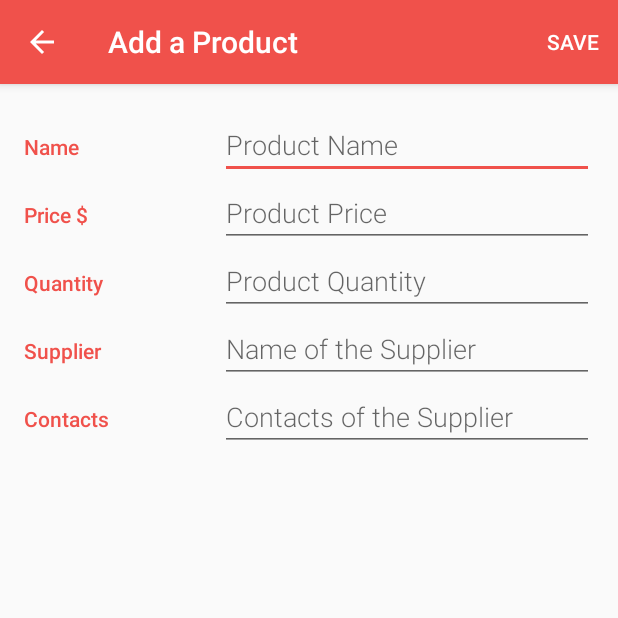
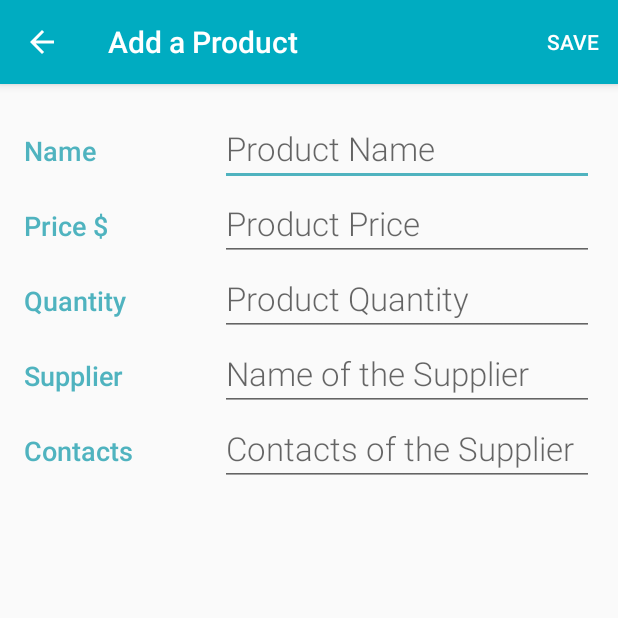
Before and after one commit to seni1/CosmeticsStore, an Android app: the EditorActivity screen opened directly, with no data from a screen before it, on a phone screen of 412 x 824 dp, the top half of it. Run offline under Robolectric (Android 15) with nearby library versions, the phone set to English and light mode, and no system bars.

Commit message:
Последняя версия всё готово, кромк валидации ввода 18:00; 11.08.18

```diff
--- a/app/src/main/java/com/example/android/cosmeticsstore/CatalogActivity.java
+++ b/app/src/main/java/com/example/android/cosmeticsstore/CatalogActivity.java
@@ -42,6 +42,7 @@ public class CatalogActivity extends AppCompatActivity  implements LoaderManager
         }
         listQuantityTV.setText(String.valueOf(listQuantity));
     }
+
 
 
 
@@ -161,6 +162,8 @@ public class CatalogActivity extends AppCompatActivity  implements LoaderManager
 
         mCursorAdapter.swapCursor(data);
 
+
+
     }
 
     @Override
--- a/app/src/main/java/com/example/android/cosmeticsstore/data/CosProvider.java
+++ b/app/src/main/java/com/example/android/cosmeticsstore/data/CosProvider.java
@@ -79,13 +79,13 @@ public class CosProvider extends ContentProvider {
         final int match = sUriMatcher.match(uri);
         switch (match) {
             case COSMS:
-                return insertPet(uri, contentValues);
+                return insertCos(uri, contentValues);
             default:
                 throw new IllegalArgumentException("Insertion is not supported for " + uri);
         }
     }
 
-    private Uri insertPet(Uri uri, ContentValues values) {
+    private Uri insertCos(Uri uri, ContentValues values) {
 
         String name = values.getAsString(CosmeticsEntry.COLUMN_PRODUCT_NAME);
         if (name == null) {
--- a/app/src/main/res/layout/list_item.xml
+++ b/app/src/main/res/layout/list_item.xml
@@ -30,7 +30,7 @@
                 android:layout_width="wrap_content"
                 android:layout_height="wrap_content"
                 android:fontFamily="sans-serif-medium"
-                android:textAppearance="?android:textAppearanceMedium"
+                android:textAppearance="?android:textAppearanceLarge"
                 android:textColor="#2B3D4D"  />
 
         </RelativeLayout>
@@ -57,7 +57,7 @@
                 android:layout_width="wrap_content"
                 android:layout_height="wrap_content"
                 android:fontFamily="sans-serif"
-                android:textAppearance="?android:textAppearanceMedium"
+                android:textAppearance="?android:textAppearanceLarge"
                 android:textColor="#AEB6BD"  />
 
         </RelativeLayout>
@@ -84,7 +84,7 @@
                 android:layout_width="wrap_content"
                 android:layout_height="wrap_content"
                 android:fontFamily="sans-serif"
-                android:textAppearance="?android:textAppearanceSmall"
+                android:textAppearance="?android:textAppearanceLarge"
                 android:textColor="#AEB6BD"  />
 
         </RelativeLayout>
--- a/app/src/main/res/values/colors.xml
+++ b/app/src/main/res/values/colors.xml
@@ -1,13 +1,13 @@
 <?xml version="1.0" encoding="utf-8"?>
 <resources>
     <!-- The app branding color for the app bar -->
-    <color name="colorPrimary">#F0514B</color>
+    <color name="colorPrimary">#00acc1</color>
 
     <!-- Darker variant for the status bar and contextual app bars -->
-    <color name="colorPrimaryDark">#C0403C</color>
+    <color name="colorPrimaryDark">#007c91</color>
 
     <!-- Accent color for UI controls like checkboxes and text fields -->
-    <color name="colorAccent">#F0514B</color>
+    <color name="colorAccent">#4fb3bf</color>
 
     <!-- Primary color for the editor -->
     <color name="editorColorPrimary">#2D3640</color>
--- a/app/src/main/res/values/styles.xml
+++ b/app/src/main/res/values/styles.xml
@@ -21,7 +21,7 @@
         <item name="android:paddingTop">16dp</item>
         <item name="android:textColor">@color/colorAccent</item>
         <item name="android:fontFamily">sans-serif-medium</item>
-        <item name="android:textAppearance">?android:textAppearanceSmall</item>
+        <item name="android:textAppearance">?android:textAppearanceMedium</item>
     </style>
 
     <!-- Style for an EditText field in the editor -->
@@ -29,7 +29,7 @@
         <item name="android:layout_height">wrap_content</item>
         <item name="android:layout_width">match_parent</item>
         <item name="android:fontFamily">sans-serif-light</item>
-        <item name="android:textAppearance">?android:textAppearanceMedium</item>
+        <item name="android:textAppearance">?android:textAppearanceLarge</item>
     </style>
 
     <!-- Style for the measurement units for an EditText field in the editor -->
@@ -39,6 +39,6 @@
         <item name="android:layout_alignParentRight">true</item>
         <item name="android:paddingRight">16dp</item>
         <item name="android:paddingTop">16dp</item>
-        <item name="android:textAppearance">?android:textAppearanceSmall</item>
+        <item name="android:textAppearance">?android:textAppearanceLarge</item>
     </style>
 </resources>
```
Also changed, not shown: app/src/main/java/com/example/android/cosmeticsstore/CosCursorAdapter.java (+45 -8 lines).
